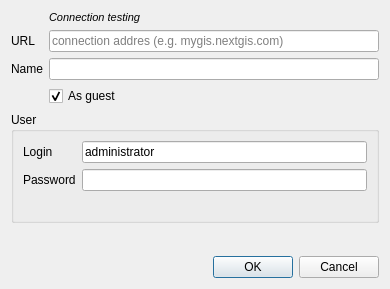
Before: the Qt Designer form qgis/ngw_connection_edit_dialog_base.ui in nextgis/ngw_external_api_python, drawn with Qt 5.
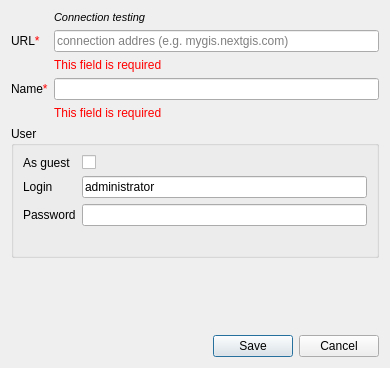
After: the same form once the commit is applied. Custom widgets are drawn as their Qt base class.

Commit message: Improve connection dialog

Patch:
```diff
--- a/qgis/ngw_connection_edit_dialog_base.ui
+++ b/qgis/ngw_connection_edit_dialog_base.ui
@@ -7,7 +7,7 @@
     <x>0</x>
     <y>0</y>
     <width>390</width>
-    <height>289</height>
+    <height>368</height>
    </rect>
   </property>
   <property name="sizePolicy">
@@ -36,39 +36,6 @@
     <enum>QLayout::SetMinimumSize</enum>
    </property>
    <item row="7" column="0" colspan="2">
-    <widget class="QDialogButtonBox" name="buttonBox">
-     <property name="orientation">
-      <enum>Qt::Horizontal</enum>
-     </property>
-     <property name="standardButtons">
-      <set>QDialogButtonBox::Cancel|QDialogButtonBox::Ok</set>
-     </property>
-    </widget>
-   </item>
-   <item row="1" column="0">
-    <widget class="QLabel" name="lbUrl">
-     <property name="sizePolicy">
-      <sizepolicy hsizetype="Preferred" vsizetype="Preferred">
-       <horstretch>0</horstretch>
-       <verstretch>0</verstretch>
-      </sizepolicy>
-     </property>
-     <property name="text">
-      <string>URL</string>
-     </property>
-    </widget>
-   </item>
-   <item row="3" column="1">
-    <widget class="QLineEdit" name="leName"/>
-   </item>
-   <item row="1" column="1">
-    <widget class="QLineEdit" name="leUrl">
-     <property name="placeholderText">
-      <string>connection addres (e.g. mygis.nextgis.com)</string>
-     </property>
-    </widget>
-   </item>
-   <item row="5" column="0" colspan="2">
     <widget class="QGroupBox" name="gbUser">
      <property name="enabled">
       <bool>true</bool>
@@ -76,36 +43,59 @@
      <property name="title">
       <string>User</string>
      </property>
-     <layout class="QGridLayout" name="gridLayout_2">
-      <item row="0" column="0">
-       <widget class="QLabel" name="lbUser">
-        <property name="text">
-         <string>Login</string>
-        </property>
-       </widget>
+     <layout class="QVBoxLayout" name="verticalLayout">
+      <item>
+       <layout class="QGridLayout" name="gridLayout">
+        <item row="1" column="0">
+         <widget class="QLabel" name="lbUser">
+          <property name="text">
+           <string>Login</string>
+          </property>
+         </widget>
+        </item>
+        <item row="0" column="1">
+         <widget class="QCheckBox" name="cbAsGuest">
+          <property name="enabled">
+           <bool>true</bool>
+          </property>
+          <property name="styleSheet">
+           <string notr="true"/>
+          </property>
+          <property name="text">
+           <string/>
+          </property>
+          <property name="checked">
+           <bool>false</bool>
+          </property>
+         </widget>
+        </item>
+        <item row="1" column="1">
+         <widget class="QLineEdit" name="leUser">
+          <property name="text">
+           <string>administrator</string>
+          </property>
+         </widget>
+        </item>
+        <item row="2" column="0">
+         <widget class="QLabel" name="lbPassword">
+          <property name="text">
+           <string>Password</string>
+          </property>
+         </widget>
+        </item>
+        <item row="0" column="0">
+         <widget class="QLabel" name="label">
+          <property name="text">
+           <string>As guest</string>
+          </property>
+         </widget>
+        </item>
+        <item row="2" column="1">
+         <widget class="QgsPasswordLineEdit" name="lePassword"/>
+        </item>
+       </layout>
       </item>
-      <item row="0" column="1">
-       <widget class="QLineEdit" name="leUser">
-        <property name="text">
-         <string>administrator</string>
-        </property>
-       </widget>
-      </item>
-      <item row="1" column="1">
-       <widget class="QLineEdit" name="lePassword">
-        <property name="echoMode">
-         <enum>QLineEdit::Password</enum>
-        </property>
-       </widget>
-      </item>
-      <item row="1" column="0">
-       <widget class="QLabel" name="lbPassword">
-        <property name="text">
-         <string>Password</string>
-        </property>
-       </widget>
-      </item>
-      <item row="2" column="1">
+      <item>
        <widget class="QLabel" name="lAccessLink">
         <property name="enabled">
          <bool>true</bool>
@@ -124,7 +114,27 @@
      </layout>
     </widget>
    </item>
-   <item row="6" column="0">
+   <item row="5" column="1">
+    <widget class="QLabel" name="nameRequiredLabel">
+     <property name="text">
+      <string>&lt;span style=&quot;color:#ff0000;&quot;&gt;This field is required&lt;/span&gt;</string>
+     </property>
+     <property name="alignment">
+      <set>Qt::AlignLeading|Qt::AlignLeft|Qt::AlignTop</set>
+     </property>
+    </widget>
+   </item>
+   <item row="9" column="0" colspan="2">
+    <widget class="QDialogButtonBox" name="buttonBox">
+     <property name="orientation">
+      <enum>Qt::Horizontal</enum>
+     </property>
+     <property name="standardButtons">
+      <set>QDialogButtonBox::Cancel|QDialogButtonBox::Save</set>
+     </property>
+    </widget>
+   </item>
+   <item row="8" column="0">
     <spacer name="verticalSpacer">
      <property name="orientation">
       <enum>Qt::Vertical</enum>
@@ -137,26 +147,23 @@
      </property>
     </spacer>
    </item>
-   <item row="4" column="1">
-    <widget class="QCheckBox" name="cbAsGuest">
-     <property name="enabled">
-      <bool>true</bool>
-     </property>
-     <property name="styleSheet">
-      <string notr="true"/>
-     </property>
-     <property name="text">
-      <string>As guest</string>
-     </property>
-     <property name="checked">
-      <bool>true</bool>
+   <item row="1" column="1">
+    <widget class="QgsHighlightableLineEdit" name="leUrl">
+     <property name="placeholderText">
+      <string>connection addres (e.g. mygis.nextgis.com)</string>
      </property>
     </widget>
    </item>
-   <item row="3" column="0">
-    <widget class="QLabel" name="lbName">
+   <item row="1" column="0">
+    <widget class="QLabel" name="lbUrl">
+     <property name="sizePolicy">
+      <sizepolicy hsizetype="Preferred" vsizetype="Preferred">
+       <horstretch>0</horstretch>
+       <verstretch>0</verstretch>
+      </sizepolicy>
+     </property>
      <property name="text">
-      <string>Name</string>
+      <string>URL&lt;span style=&quot;color:#ff0000;&quot;&gt;*&lt;/span&gt;</string>
      </property>
     </widget>
    </item>
@@ -195,8 +202,40 @@
      </property>
     </widget>
    </item>
+   <item row="4" column="1">
+    <widget class="QgsHighlightableLineEdit" name="leName"/>
+   </item>
+   <item row="4" column="0">
+    <widget class="QLabel" name="lbName">
+     <property name="text">
+      <string>Name&lt;span style=&quot; color:#ff0000;&quot;&gt;*&lt;/span&gt;</string>
+     </property>
+    </widget>
+   </item>
+   <item row="2" column="1">
+    <widget class="QLabel" name="urlRequiredLabel">
+     <property name="text">
+      <string>&lt;span style=&quot;color:#ff0000;&quot;&gt;This field is required&lt;/span&gt;</string>
+     </property>
+     <property name="alignment">
+      <set>Qt::AlignLeading|Qt::AlignLeft|Qt::AlignTop</set>
+     </property>
+    </widget>
+   </item>
   </layout>
  </widget>
+ <customwidgets>
+  <customwidget>
+   <class>QgsPasswordLineEdit</class>
+   <extends>QLineEdit</extends>
+   <header>qgspasswordlineedit.h</header>
+  </customwidget>
+  <customwidget>
+   <class>QgsHighlightableLineEdit</class>
+   <extends>QLineEdit</extends>
+   <header>qgis.gui</header>
+  </customwidget>
+ </customwidgets>
  <tabstops>
   <tabstop>leUrl</tabstop>
   <tabstop>leName</tabstop>
```
Left out of the diff: 3 changed lines with no effect on the pictures. The commit also changes 1 other file.
